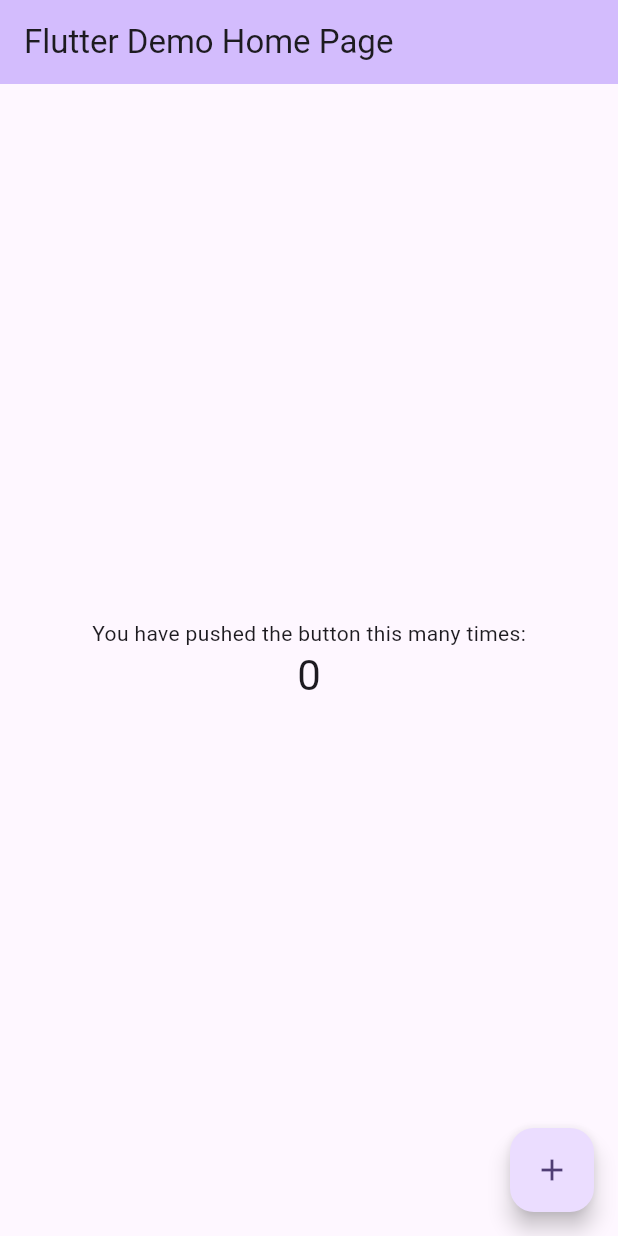
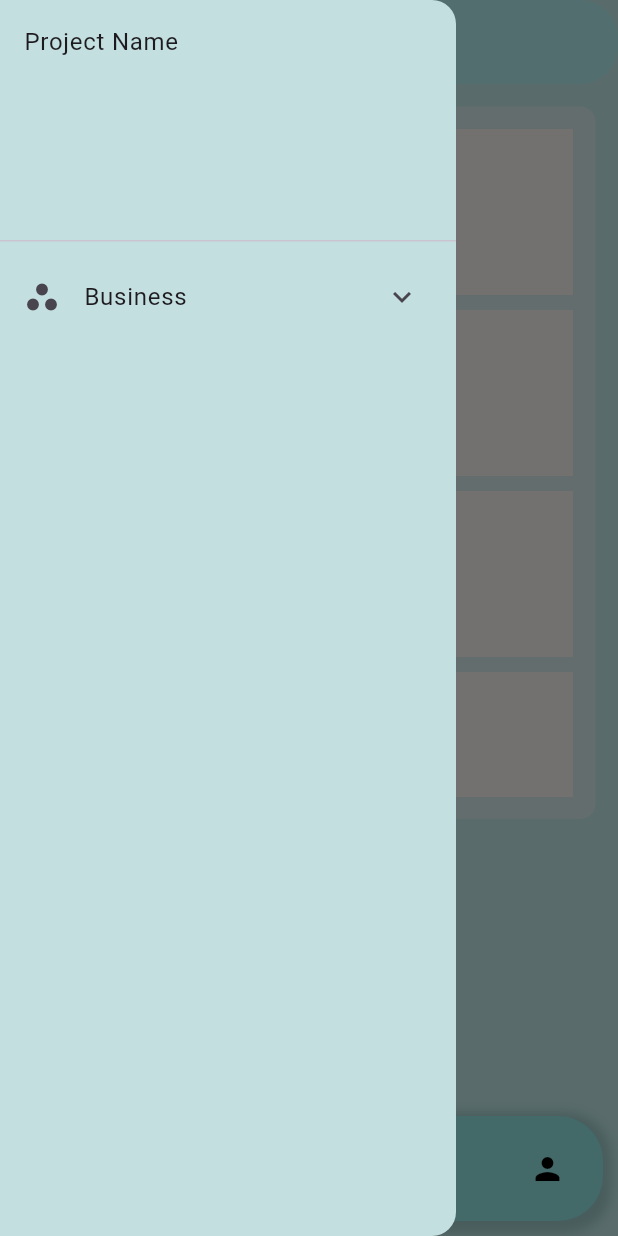
Before and after one commit to team-pattarai/Small-Scale-Business-incubator-FLUTTER, a Flutter app: the screen it shows after launch, with the side drawer open (before the commit the screen has no drawer), on a phone screen of 412 x 824 dp. Run offline on Flutter 3.47's test engine with Material 3 defaults, Android fonts, the phone set to English and light mode, and no system bars; drawn by our look-alikes of google_nav_bar; Roboto replaces fonts that are missing (Capriola).

Commit message:
added homepage

```diff
--- /dev/null
+++ b/lib/components/DrawerItems.dart
@@ -0,0 +1,33 @@
+import 'package:flutter/material.dart';
+class DropDownText extends StatelessWidget {
+  const DropDownText({
+    super.key,
+    required this.label,
+    required this.icon,
+    required this.buttonRack,
+  });
+
+  final String label;
+  final IconData icon;
+  final List<Widget> buttonRack;
+
+  @override
+  Widget build(BuildContext context) {
+    return Theme(
+      data: Theme.of(context).copyWith(
+        dividerColor: Colors.transparent,
+      ),
+      child: ExpansionTile(
+        title: Text(
+          label,
+          style: const TextStyle(
+            fontFamily: 'Capriola',
+          ),
+        ),
+        leading: Icon(icon),
+        childrenPadding: const EdgeInsets.only(left: 60),
+        children: buttonRack,
+      ),
+    );
+  }
+}
--- a/lib/main.dart
+++ b/lib/main.dart
@@ -1,125 +1,158 @@
 import 'package:flutter/material.dart';
+import 'package:google_nav_bar/google_nav_bar.dart';
 
-void main() {
-  runApp(const MyApp());
+import 'package:flutter_application_1/components/DrawerItems.dart';
+
+class MainScreen extends StatefulWidget {
+  const MainScreen({Key? key}) : super(key: key);
+
+  @override
+  State<MainScreen> createState() => GeeksforGeeksState();
 }
 
-class MyApp extends StatelessWidget {
-  const MyApp({super.key});
+class GeeksforGeeksState extends State<MainScreen> {
+  int currentIndex = 0;
+  List<Color> containerGradient = [Color.fromARGB(255, 253, 255, 253), Color(0xFF76ABF3)];
 
-  // This widget is the root of your application.
+  final List<List<Color>> colors = [
+    [Color.fromARGB(255, 246, 255, 246), Color(0xFF76ABF3)],
+    [Color(0xFFA1C4FD), Color(0xFFC2E9FB)],
+    [Color(0xFF8CF385), Color(0xFF76ABF3)],
+    [Color(0xFFA1C4FD), Color(0xFFC2E9FB)],
+  ];
+
   @override
   Widget build(BuildContext context) {
     return MaterialApp(
-      title: 'Flutter Demo',
-      theme: ThemeData(
-        // This is the theme of your application.
-        //
-        // TRY THIS: Try running your application with "flutter run". You'll see
-        // the application has a purple toolbar. Then, without quitting the app,
-        // try changing the seedColor in the colorScheme below to Colors.green
-        // and then invoke "hot reload" (save your changes or press the "hot
-        // reload" button in a Flutter-supported IDE, or press "r" if you used
-        // the command line to start the app).
-        //
-        // Notice that the counter didn't reset back to zero; the application
-        // state is not lost during the reload. To reset the state, use hot
-        // restart instead.
-        //
-        // This works for code too, not just values: Most code changes can be
-        // tested with just a hot reload.
-        colorScheme: ColorScheme.fromSeed(seedColor: Colors.deepPurple),
-        useMaterial3: true,
+      debugShowCheckedModeBanner: false,
+      home: Scaffold(
+        backgroundColor: Color.fromRGBO(193, 233, 233, 1),
+        appBar: AppBar(
+          shape: const RoundedRectangleBorder(
+              borderRadius: BorderRadius.all(Radius.circular(25))),
+          elevation: .3,
+          backgroundColor: Color.fromRGBO(181, 243, 243, 1),
+          title: const Text("Project name :)"),
+        ),
+        drawer: Drawer(
+          backgroundColor: Color.fromRGBO(196, 223, 223, 1),
+          child: ListView(
+            padding: EdgeInsets.zero,
+            children: [
+              DrawerHeader(child: const Text("Project Name")),
+              const DropDownText(
+                  label: "Business", icon: Icons.workspaces_filled, buttonRack: []),
+            ],
+          ),
+        ),
+        body: Container(
+          height: 475,
+          width: double.infinity,
+          margin: const EdgeInsets.all(15),
+          decoration: BoxDecoration(
+              color: Color.fromRGBO(217, 238, 238, 1),
+              borderRadius: BorderRadius.circular(10)),
+          padding: const EdgeInsets.all(15),
+          child: GridView(
+            gridDelegate: SliverGridDelegateWithFixedCrossAxisCount(
+                crossAxisCount: 3, crossAxisSpacing: 10, mainAxisSpacing: 10),
+            children: List.generate(
+              12,
+              (index) => Container(
+                padding: EdgeInsets.all(10),
+                height: 75,
+                width: 75,
+                color: Color.fromRGBO(248, 246, 244, 1),
+              ),
+            ),
+          ),
+        ),
+        bottomNavigationBar: _Navbar(),
       ),
-      home: const MyHomePage(title: 'Flutter Demo Home Page'),
+    );
+  }
+
+  Widget _Navbar() {
+    return Padding(
+      padding: const EdgeInsets.all(10),
+      child: Container(
+        height: 70,
+        decoration: BoxDecoration(
+          color: Color.fromRGBO(147, 228, 228, 1),
+          borderRadius: BorderRadius.circular(30),
+          boxShadow: [
+              BoxShadow(
+                color: Color.fromARGB(255, 19, 76, 78).withOpacity(0.2),
+                spreadRadius: 5,
+                blurRadius: 5,
+                offset: const Offset(0, 3),
+              ),
+            ],
+        ),
+        padding: const EdgeInsets.symmetric(horizontal: 5),
+        child: GNav(
+          gap: 8,
+          duration: const Duration(milliseconds: 500),
+          padding: const EdgeInsets.symmetric(horizontal: 20, vertical: 15),
+          tabs: [
+            GButton(
+              icon: Icons.home,
+              text: 'Home',
+              backgroundGradient: const LinearGradient(
+                colors: [Color.fromRGBO(181, 243, 243, 1), Color.fromRGBO(248, 246, 244,1)],
+              ),
+              onPressed: () {
+                setState(() {
+                  currentIndex = 0;
+                  containerGradient = colors[0];
+                });
+              },
+            ),
+            GButton(
+              icon: Icons.pie_chart,
+              text: 'Stats',
+              backgroundGradient: const LinearGradient(
+                colors: [Color.fromRGBO(181, 243, 243, 1), Color.fromRGBO(248, 246, 244,1)],
+              ),
+              onPressed: () {
+                setState(() {
+                  currentIndex = 1;
+                  containerGradient = colors[1];
+                });
+              },
+            ),
+            GButton(
+              icon: Icons.manage_history,
+              text: 'Orders',
+              backgroundGradient: const LinearGradient(
+                  colors: [Color.fromRGBO(181, 243, 243, 1), Color.fromRGBO(248, 246, 244,1)],),
+              onPressed: () {
+                setState(() {
+                  currentIndex = 2;
+                  containerGradient = colors[2];
+                });
+              },
+            ),
+            GButton(
+              icon: Icons.person,
+              text: 'Profile',
+              backgroundGradient: const LinearGradient(
+                colors: [Color.fromRGBO(181, 243, 243, 1), Color.fromRGBO(248, 246, 244,1)],
+              ),
+              onPressed: () {
+                setState(() {
+                  currentIndex = 3;
+                  containerGradient = colors[3];
+                });
+              },
+            ),
+          ],
+        ),
+      ),
     );
   }
 }
 
-class MyHomePage extends StatefulWidget {
-  const MyHomePage({super.key, required this.title});
-
-  // This widget is the home page of your application. It is stateful, meaning
-  // that it has a State object (defined below) that contains fields that affect
-  // how it looks.
-
-  // This class is the configuration for the state. It holds the values (in this
-  // case the title) provided by the parent (in this case the App widget) and
-  // used by the build method of the State. Fields in a Widget subclass are
-  // always marked "final".
-
-  final String title;
-
-  @override
-  State<MyHomePage> createState() => _MyHomePageState();
+void main() {
+  runApp(const MainScreen());
 }
-
-class _MyHomePageState extends State<MyHomePage> {
-  int _counter = 0;
-
-  void _incrementCounter() {
-    setState(() {
-      // This call to setState tells the Flutter framework that something has
-      // changed in this State, which causes it to rerun the build method below
-      // so that the display can reflect the updated values. If we changed
-      // _counter without calling setState(), then the build method would not be
-      // called again, and so nothing would appear to happen.
-      _counter++;
-    });
-  }
-
-  @override
-  Widget build(BuildContext context) {
-    // This method is rerun every time setState is called, for instance as done
-    // by the _incrementCounter method above.
-    //
-    // The Flutter framework has been optimized to make rerunning build methods
-    // fast, so that you can just rebuild anything that needs updating rather
-    // than having to individually change instances of widgets.
-    return Scaffold(
-      appBar: AppBar(
-        // TRY THIS: Try changing the color here to a specific color (to
-        // Colors.amber, perhaps?) and trigger a hot reload to see the AppBar
-        // change color while the other colors stay the same.
-        backgroundColor: Theme.of(context).colorScheme.inversePrimary,
-        // Here we take the value from the MyHomePage object that was created by
-        // the App.build method, and use it to set our appbar title.
-        title: Text(widget.title),
-      ),
-      body: Center(
-        // Center is a layout widget. It takes a single child and positions it
-        // in the middle of the parent.
-        child: Column(
-          // Column is also a layout widget. It takes a list of children and
-          // arranges them vertically. By default, it sizes itself to fit its
-          // children horizontally, and tries to be as tall as its parent.
-          //
-          // Column has various properties to control how it sizes itself and
-          // how it positions its children. Here we use mainAxisAlignment to
-          // center the children vertically; the main axis here is the vertical
-          // axis because Columns are vertical (the cross axis would be
-          // horizontal).
-          //
-          // TRY THIS: Invoke "debug painting" (choose the "Toggle Debug Paint"
-          // action in the IDE, or press "p" in the console), to see the
-          // wireframe for each widget.
-          mainAxisAlignment: MainAxisAlignment.center,
-          children: <Widget>[
-            const Text(
-              'You have pushed the button this many times:',
-            ),
-            Text(
-              '$_counter',
-              style: Theme.of(context).textTheme.headlineMedium,
-            ),
-          ],
-        ),
-      ),
-      floatingActionButton: FloatingActionButton(
-        onPressed: _incrementCounter,
-        tooltip: 'Increment',
-        child: const Icon(Icons.add),
-      ), // This trailing comma makes auto-formatting nicer for build methods.
-    );
-  }
-}
--- a/pubspec.yaml
+++ b/pubspec.yaml
@@ -35,6 +35,7 @@ dependencies:
   # The following adds the Cupertino Icons font to your application.
   # Use with the CupertinoIcons class for iOS style icons.
   cupertino_icons: ^1.0.6
+  google_nav_bar: ^5.0.6
 
 dev_dependencies:
   flutter_test:
```
Also changed, not shown: pubspec.lock.
